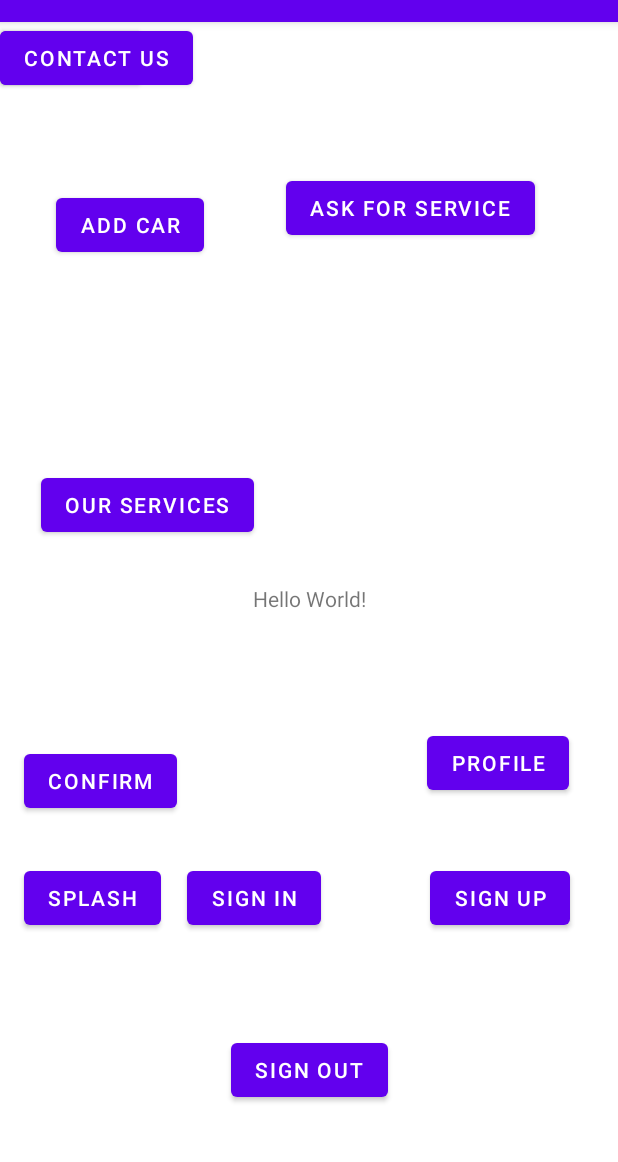
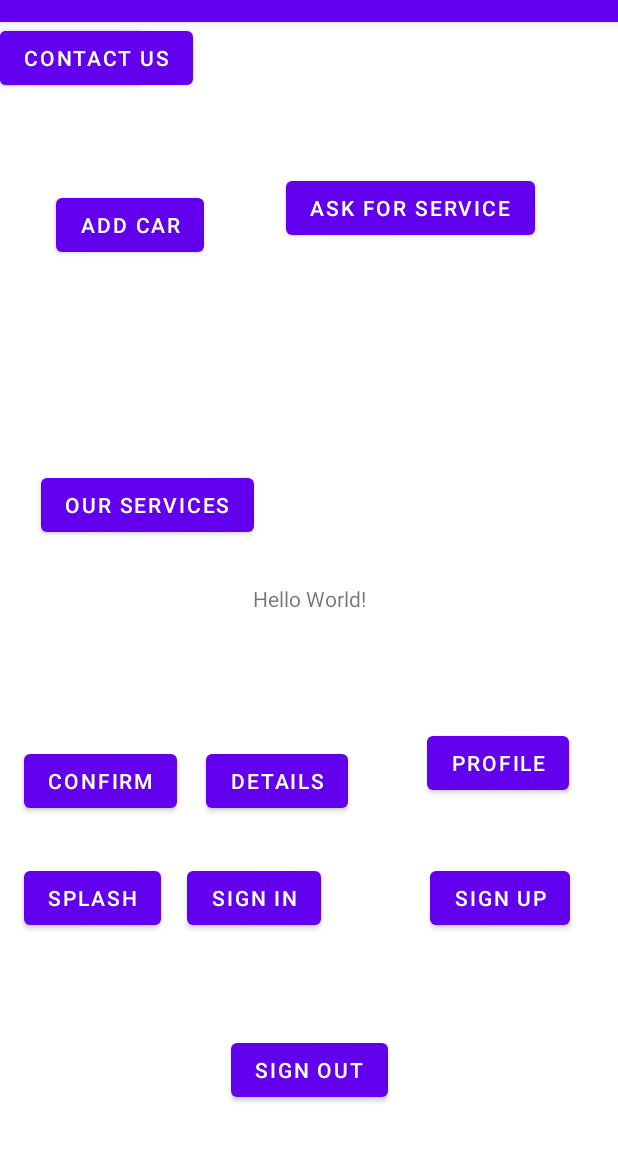
Before and after one commit to car-care-center-CCC/car-care-center-CCC, an Android app: the screen it shows after launch (MainActivity), on a phone screen of 412 x 824 dp, the part 62-1224 px from its top. Run offline under Robolectric (Android 15) with nearby library versions, the phone set to English and light mode, and no system bars; libraries missing offline, so code that uses them is left out: com.amplifyframework.api, com.amplifyframework.auth, com.amplifyframework.core, com.amplifyframework.storage; 5 statements that could not run were skipped.

Commit message:
add the map to details page

```diff
--- a/app/build.gradle
+++ b/app/build.gradle
@@ -1,6 +1,8 @@
 plugins {
     id 'com.android.application'
+    id 'com.google.secrets_gradle_plugin' version '0.5'
 }
+apply plugin: 'com.android.application'
 
 android {
     compileSdk 31
@@ -32,6 +34,7 @@ dependencies {
     implementation 'androidx.appcompat:appcompat:1.3.1'
     implementation 'com.google.android.material:material:1.4.0'
     implementation 'androidx.constraintlayout:constraintlayout:2.1.0'
+    implementation 'com.google.android.gms:play-services-maps:17.0.1'
     testImplementation 'junit:junit:4.+'
     androidTestImplementation 'androidx.test.ext:junit:1.1.3'
     androidTestImplementation 'androidx.test.espresso:espresso-core:3.4.0'
@@ -43,5 +46,7 @@ dependencies {
 
     implementation 'com.amplifyframework:aws-storage-s3:1.24.0'
     implementation 'com.amplifyframework:aws-auth-cognito:1.24.0'
+    implementation 'com.google.android.gms:play-services-location:18.0.0'
+    implementation 'com.google.android.gms:play-services-maps:17.0.1'
 
 }
--- a/app/src/main/java/com/example/triple_c/MainActivity.java
+++ b/app/src/main/java/com/example/triple_c/MainActivity.java
@@ -38,11 +38,11 @@ public class MainActivity extends AppCompatActivity {
         );
 
         Button signoutButton = findViewById(R.id.signoutButton);
-        signoutButton.setOnClickListener( v-> {
-                Amplify.Auth.signOut(
-                        () -> Log.i("AuthQuickstart", "Signed out successfully"),
-                        error -> Log.e("AuthQuickstart", error.toString())
-                );
+        signoutButton.setOnClickListener(v -> {
+            Amplify.Auth.signOut(
+                    () -> Log.i("AuthQuickstart", "Signed out successfully"),
+                    error -> Log.e("AuthQuickstart", error.toString())
+            );
         });
 
         Button addCar = findViewById(R.id.addCarButton);
@@ -55,6 +55,7 @@ public class MainActivity extends AppCompatActivity {
         Button signIn = findViewById(R.id.signIn);
         Button signUp = findViewById(R.id.signUp);
         Button splash = findViewById(R.id.splash);
+        Button Details = findViewById(R.id.Details);
 
         addCar.setOnClickListener(view -> {
             startActivity(new Intent(MainActivity.this, AddCar.class));
@@ -86,6 +87,9 @@ public class MainActivity extends AppCompatActivity {
         splash.setOnClickListener(view -> {
             startActivity(new Intent(MainActivity.this, Splash.class));
         });
+        Details.setOnClickListener(view -> {
+            startActivity(new Intent(MainActivity.this, Details.class));
+        });
 
     }
 }
--- a/app/src/main/res/layout/activity_main.xml
+++ b/app/src/main/res/layout/activity_main.xml
@@ -139,4 +139,16 @@
         app:layout_constraintTop_toTopOf="parent"
         app:layout_constraintVertical_bias="0.937" />
 
+    <Button
+        android:id="@+id/Details"
+        android:layout_width="wrap_content"
+        android:layout_height="wrap_content"
+        android:text="Details"
+        app:layout_constraintBottom_toBottomOf="parent"
+        app:layout_constraintEnd_toEndOf="parent"
+        app:layout_constraintHorizontal_bias="0.432"
+        app:layout_constraintStart_toStartOf="parent"
+        app:layout_constraintTop_toTopOf="parent"
+        app:layout_constraintVertical_bias="0.669" />
+
 </androidx.constraintlayout.widget.ConstraintLayout>
```
Also changed, not shown: app/src/main/AndroidManifest.xml (+8 -2 lines), app/src/main/java/com/example/triple_c/Details.java (+20 -3 lines), app/src/main/res/layout/activity_details.xml (+13 -7 lines), app/src/main/java/com/amplifyframework/datastore/generated/model/AmplifyModelProvider.java, app/src/main/java/com/amplifyframework/datastore/generated/model/Request.java, app/src/main/java/com/amplifyframework/datastore/generated/model/Service.java, 1 other file.
